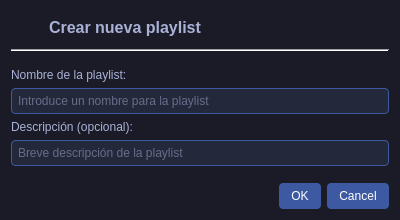
This is ui/url_playlist_create_playlist_dialog.ui in volteret4/mfuz as Qt 5 draws it before an edit. The edited form follows.
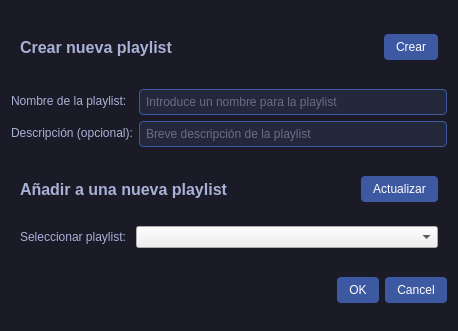
This is the edited form.

Patch:
```diff
--- a/ui/url_playlist_create_playlist_dialog.ui
+++ b/ui/url_playlist_create_playlist_dialog.ui
@@ -6,8 +6,8 @@
    <rect>
     <x>0</x>
     <y>0</y>
-    <width>400</width>
-    <height>220</height>
+    <width>458</width>
+    <height>331</height>
    </rect>
   </property>
   <property name="windowTitle">
@@ -39,26 +39,14 @@
   </property>
   <layout class="QVBoxLayout" name="verticalLayout">
    <item>
-    <layout class="QHBoxLayout" name="horizontalLayout">
-     <item>
-      <widget class="QLabel" name="playlist_icon_label">
-       <property name="minimumSize">
-        <size>
-         <width>32</width>
-         <height>32</height>
-        </size>
-       </property>
-       <property name="maximumSize">
-        <size>
-         <width>32</width>
-         <height>32</height>
-        </size>
-       </property>
-       <property name="text">
-        <string/>
-       </property>
-      </widget>
-     </item>
+    <widget class="QWidget" name="widget_4" native="true">
+     <property name="sizePolicy">
+      <sizepolicy hsizetype="Preferred" vsizetype="Fixed">
+       <horstretch>0</horstretch>
+       <verstretch>0</verstretch>
+      </sizepolicy>
+     </property>
+     <layout class="QHBoxLayout" name="horizontalLayout_3">
      <item>
       <widget class="QLabel" name="title_label">
        <property name="font">
@@ -79,80 +67,152 @@
        </property>
        <property name="sizeHint" stdset="0">
         <size>
-         <width>40</width>
+          <width>194</width>
          <height>20</height>
         </size>
        </property>
       </spacer>
      </item>
-    </layout>
-   </item>
-   <item>
-    <widget class="QFrame" name="frame">
-     <property name="frameShape">
-      <enum>QFrame::HLine</enum>
-     </property>
-     <property name="frameShadow">
-      <enum>QFrame::Sunken</enum>
-     </property>
+      <item>
+       <widget class="QPushButton" name="pushButton_2">
+        <property name="text">
+         <string>Crear</string>
+        </property>
+       </widget>
+      </item>
+     </layout>
     </widget>
    </item>
    <item>
-    <spacer name="verticalSpacer">
-     <property name="orientation">
-      <enum>Qt::Vertical</enum>
+    <widget class="QWidget" name="widget" native="true">
+     <property name="sizePolicy">
+      <sizepolicy hsizetype="Preferred" vsizetype="Fixed">
+       <horstretch>0</horstretch>
+       <verstretch>0</verstretch>
+      </sizepolicy>
      </property>
-     <property name="sizeType">
-      <enum>QSizePolicy::Fixed</enum>
-     </property>
-     <property name="sizeHint" stdset="0">
-      <size>
-       <width>20</width>
-       <height>10</height>
-      </size>
-     </property>
-    </spacer>
-   </item>
-   <item>
+     <layout class="QFormLayout" name="formLayout">
+      <property name="leftMargin">
+       <number>0</number>
+      </property>
+      <property name="topMargin">
+       <number>0</number>
+      </property>
+      <property name="rightMargin">
+       <number>0</number>
+      </property>
+      <property name="bottomMargin">
+       <number>0</number>
+      </property>
+      <item row="0" column="0">
     <widget class="QLabel" name="name_label">
      <property name="text">
       <string>Nombre de la playlist:</string>
      </property>
     </widget>
    </item>
-   <item>
+      <item row="0" column="1">
     <widget class="QLineEdit" name="playlist_name_edit">
      <property name="placeholderText">
       <string>Introduce un nombre para la playlist</string>
      </property>
     </widget>
    </item>
-   <item>
+      <item row="1" column="0">
     <widget class="QLabel" name="description_label">
      <property name="text">
       <string>Descripción (opcional):</string>
      </property>
     </widget>
    </item>
-   <item>
+      <item row="1" column="1">
     <widget class="QLineEdit" name="description_edit">
      <property name="placeholderText">
       <string>Breve descripción de la playlist</string>
      </property>
     </widget>
    </item>
+     </layout>
+    </widget>
+   </item>
    <item>
-    <spacer name="verticalSpacer_2">
+    <widget class="QWidget" name="widget_2" native="true">
+     <property name="sizePolicy">
+      <sizepolicy hsizetype="Preferred" vsizetype="Fixed">
+       <horstretch>0</horstretch>
+       <verstretch>0</verstretch>
+      </sizepolicy>
+     </property>
+     <layout class="QVBoxLayout" name="verticalLayout_2">
+      <property name="leftMargin">
+       <number>0</number>
+      </property>
+      <property name="topMargin">
+       <number>0</number>
+      </property>
+      <property name="rightMargin">
+       <number>0</number>
+      </property>
+      <property name="bottomMargin">
+       <number>0</number>
+      </property>
+      <item>
+       <widget class="QWidget" name="widget" native="true">
+        <layout class="QHBoxLayout" name="horizontalLayout_2">
+         <item>
+          <widget class="QLabel" name="title_label_2">
+           <property name="font">
+            <font>
+             <pointsize>12</pointsize>
+             <bold>true</bold>
+            </font>
+           </property>
+           <property name="text">
+            <string>Añadir a una nueva playlist</string>
+           </property>
+          </widget>
+         </item>
+         <item>
+          <spacer name="horizontalSpacer_2">
      <property name="orientation">
-      <enum>Qt::Vertical</enum>
+            <enum>Qt::Orientation::Horizontal</enum>
      </property>
      <property name="sizeHint" stdset="0">
       <size>
-       <width>20</width>
-       <height>40</height>
+             <width>40</width>
+             <height>20</height>
       </size>
      </property>
     </spacer>
+         </item>
+         <item>
+          <widget class="QPushButton" name="pushButton">
+           <property name="text">
+            <string>Actualizar</string>
+           </property>
+          </widget>
+         </item>
+        </layout>
+       </widget>
+      </item>
+      <item>
+       <widget class="QWidget" name="widget_3" native="true">
+        <layout class="QFormLayout" name="formLayout_2">
+         <item row="0" column="0">
+          <widget class="QLabel" name="description_label_2">
+           <property name="text">
+            <string>Seleccionar playlist: </string>
+           </property>
+          </widget>
+         </item>
+         <item row="0" column="1">
+          <widget class="QComboBox" name="comboBox"/>
+         </item>
+        </layout>
+       </widget>
+      </item>
+     </layout>
+    </widget>
    </item>
    <item>
     <widget class="QDialogButtonBox" name="buttonBox">
```
Left out of the diff: 6 changed lines with no effect on the pictures. Lines whose indentation alone changed are shown as unchanged.
